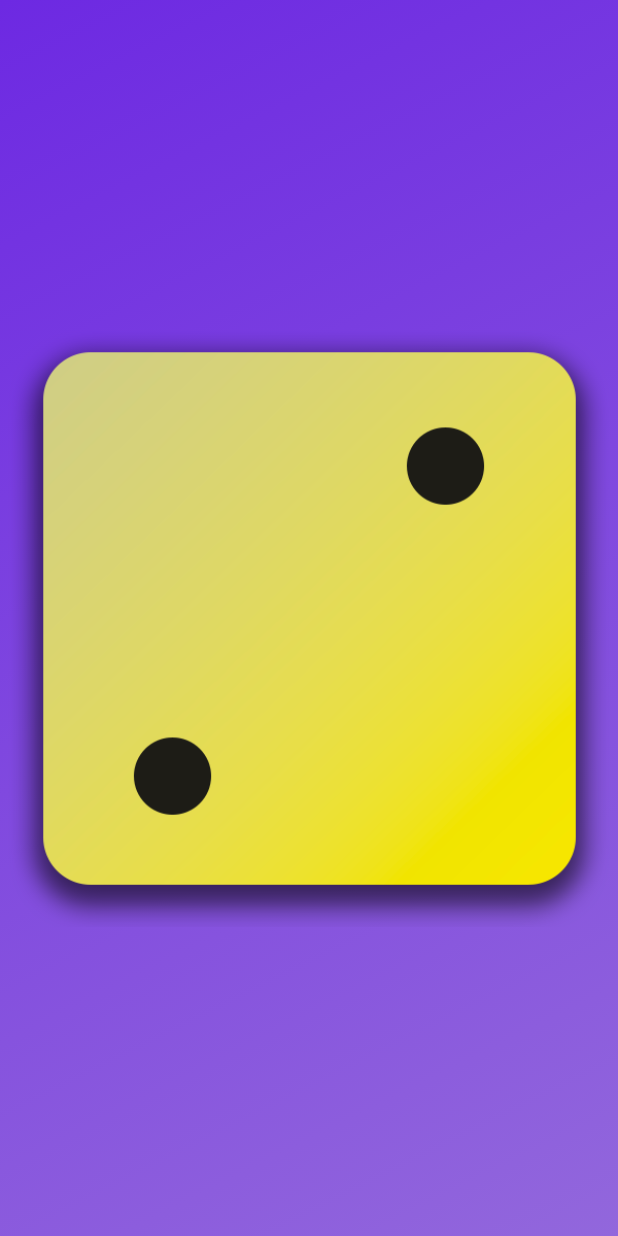
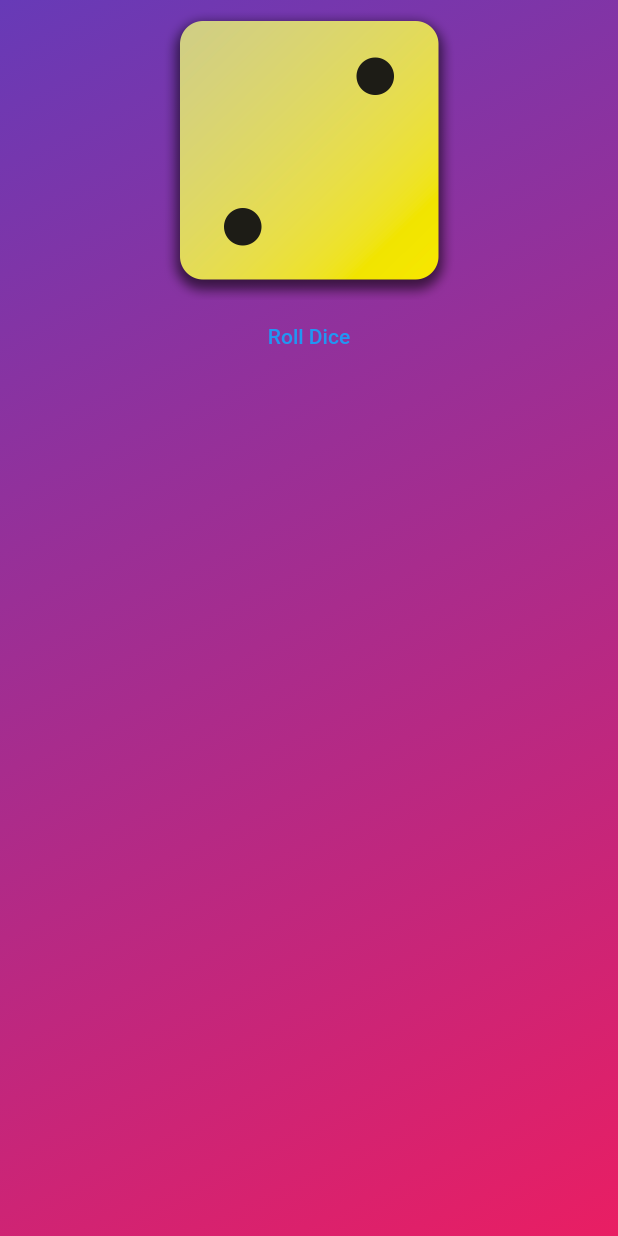
Before and after one commit to Suprim-Shakya/Flutter, a Flutter app: the screen it shows after launch, on a phone screen of 412 x 824 dp. Run offline on Flutter 3.47's test engine with Material 2 defaults, Android fonts, the phone set to English and light mode, and no system bars.

Commit message:
adding buttons and using functions as value

```diff
--- a/app/lib/gradient_container.dart
+++ b/app/lib/gradiant_container.dart
@@ -1,4 +1,3 @@
-import 'package:app/Styledtext.dart';
 import 'package:flutter/material.dart';
 
 const startAlignment = Alignment.topLeft;
@@ -30,9 +29,11 @@ class GradiantContainer extends StatelessWidget {
 
   const GradiantContainer.purple({super.key})
       : color1 = Colors.deepPurple,
-        color2 = Colors.indigo;
+        color2 = Colors.pink;
   final Color color1;
   final Color color2;
+
+  void rollDice() {}
 
   @override
   Widget build(context) {
@@ -45,8 +46,18 @@ class GradiantContainer extends StatelessWidget {
         ),
       ),
       child: Center(
-        child: Image.asset('assets/images/dice-2.png'),
-      ),
+          child: Column(
+        children: [
+          Image.asset(
+            'assets/images/dice-2.png',
+            width: 200,
+          ),
+          TextButton(
+            onPressed: rollDice,
+            child: const Text('Roll Dice'),
+          )
+        ],
+      )),
     );
   }
 }
```
Also changed, not shown: app/lib/main.dart (+2 -5 lines), app/lib/Styled_text.dart (renamed from app/lib/Styledtext.dart), 1 other file.
